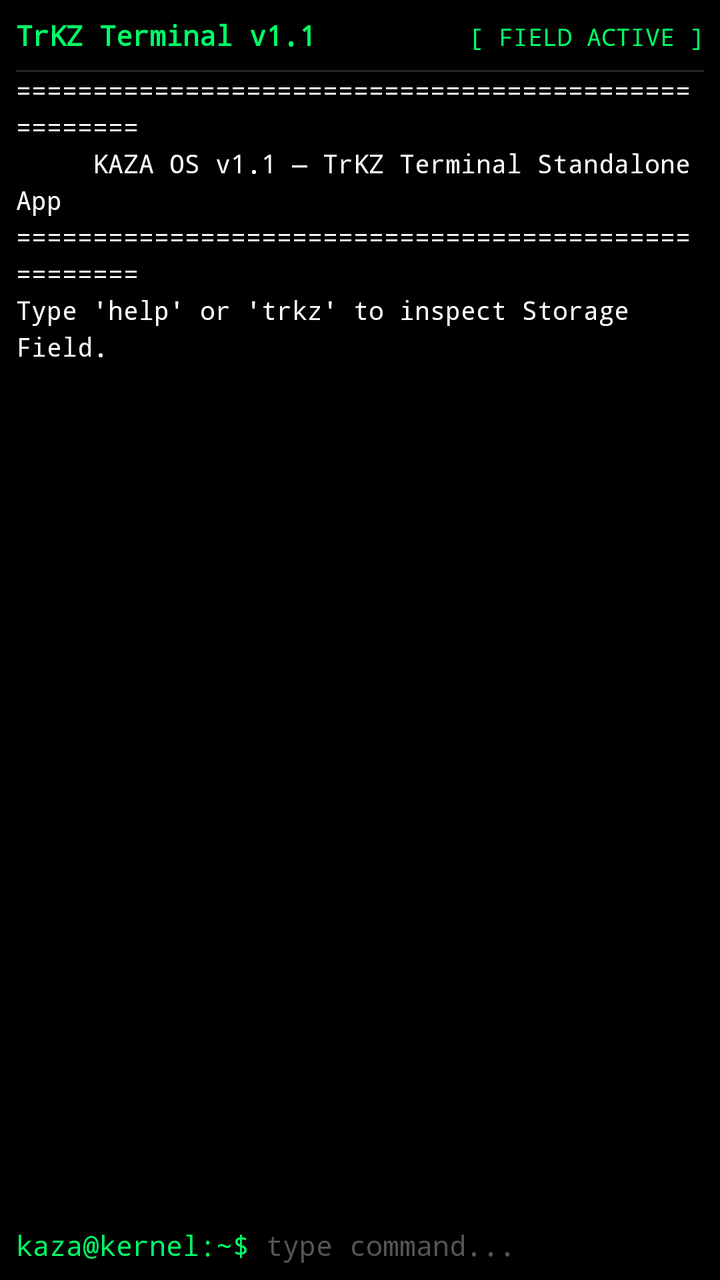
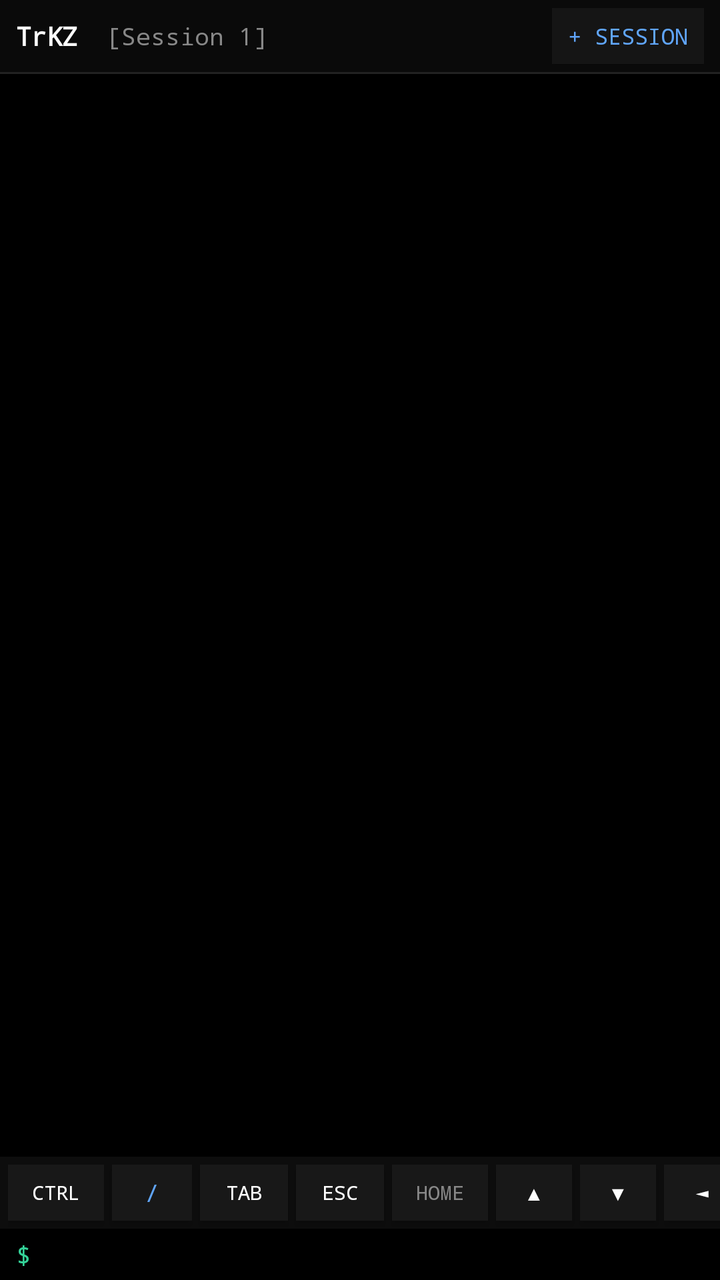

The first picture is an Android layout as it rendered before a commit; the second is the same layout after the commit. The layout source and the unified diff follow.
<!-- AndroidManifest.xml: application theme Theme.TrKZ -->
<!-- res/layout/activity_trkz.xml -->
<?xml version="1.0" encoding="utf-8"?>
<RelativeLayout xmlns:android="http://schemas.android.com/apk/res/android"
    android:layout_width="match_parent"
    android:layout_height="match_parent"
    android:background="#000000"
    android:padding="8dp">

    
    <LinearLayout
        android:id="@+id/headerLayout"
        android:layout_width="match_parent"
        android:layout_height="wrap_content"
        android:orientation="horizontal"
        android:paddingBottom="8dp"
        android:layout_alignParentTop="true">

        <TextView
            android:layout_width="0dp"
            android:layout_height="wrap_content"
            android:layout_weight="1"
            android:text="TrKZ Terminal v1.1"
            android:textColor="#00FF66"
            android:textStyle="bold"
            android:fontFamily="monospace"
            android:textSize="14sp" />

        <TextView
            android:layout_width="wrap_content"
            android:layout_height="wrap_content"
            android:text="[ FIELD ACTIVE ]"
            android:textColor="#00FF66"
            android:fontFamily="monospace"
            android:textSize="12sp" />
    </LinearLayout>

    <View
        android:id="@+id/divider"
        android:layout_width="match_parent"
        android:layout_height="1dp"
        android:background="#222222"
        android:layout_below="@id/headerLayout" />

    
    <ScrollView
        android:id="@+id/scrollConsole"
        android:layout_width="match_parent"
        android:layout_height="match_parent"
        android:layout_below="@id/divider"
        android:layout_above="@+id/inputLayout"
        android:fillViewport="true">

        <TextView
            android:id="@+id/txtConsole"
            android:layout_width="match_parent"
            android:layout_height="wrap_content"
            android:text="====================================================\n     KAZA OS v1.1 — TrKZ Terminal Standalone App    \n====================================================\nType 'help' or 'trkz' to inspect Storage Field.\n\n"
            android:textColor="#FFFFFF"
            android:fontFamily="monospace"
            android:textSize="13sp"
            android:lineSpacingExtra="3dp" />
    </ScrollView>

    
    <LinearLayout
        android:id="@+id/inputLayout"
        android:layout_width="match_parent"
        android:layout_height="wrap_content"
        android:orientation="horizontal"
        android:layout_alignParentBottom="true"
        android:paddingTop="6dp">

        <TextView
            android:layout_width="wrap_content"
            android:layout_height="wrap_content"
            android:text="kaza@kernel:~$ "
            android:textColor="#00FF66"
            android:fontFamily="monospace"
            android:textSize="14sp" />

        <EditText
            android:id="@+id/edtCommand"
            android:layout_width="match_parent"
            android:layout_height="wrap_content"
            android:background="@null"
            android:hint="type command..."
            android:textColorHint="#555555"
            android:textColor="#FFFFFF"
            android:fontFamily="monospace"
            android:inputType="textNoSuggestions"
            android:imeOptions="actionSend"
            android:textSize="14sp" />
    </LinearLayout>

</RelativeLayout>
<!-- resources referenced by this layout -->
<resources>
  <style name="Theme.TrKZ" parent="Theme.AppCompat.Light.NoActionBar">
          <item name="android:windowBackground">#000000</item>
          <item name="android:statusBarColor">#000000</item>
          <item name="android:navigationBarColor">#000000</item>
      </style>
</resources>

<!-- the commit's change to res/layout/activity_trkz.xml (unified diff, before → after) -->
@@ -1,64 +1,114 @@
 <?xml version="1.0" encoding="utf-8"?>
 <RelativeLayout xmlns:android="http://schemas.android.com/apk/res/android"
+    android:id="@+id/mainLayout"
     android:layout_width="match_parent"
     android:layout_height="match_parent"
     android:background="#000000"
-    android:padding="8dp">
+    android:focusable="true"
+    android:clickable="true">
 
     
     <LinearLayout
-        android:id="@+id/headerLayout"
+        android:id="@+id/topBar"
         android:layout_width="match_parent"
-        android:layout_height="wrap_content"
+        android:layout_height="36dp"
+        android:background="#0a0a0a"
         android:orientation="horizontal"
-        android:paddingBottom="8dp"
+        android:paddingHorizontal="8dp"
+        android:gravity="center_vertical"
         android:layout_alignParentTop="true">
 
         <TextView
+            android:id="@+id/txtAppTitle"
+            android:layout_width="wrap_content"
+            android:layout_height="wrap_content"
+            android:text="TrKZ"
+            android:textColor="#ffffff"
+            android:textStyle="bold"
+            android:fontFamily="monospace"
+            android:textSize="13sp" />
+
+        <TextView
+            android:id="@+id/txtSessionTag"
             android:layout_width="0dp"
             android:layout_height="wrap_content"
             android:layout_weight="1"
-            android:text="TrKZ Terminal v1.1"
-            android:textColor="#00FF66"
-            android:textStyle="bold"
-            android:fontFamily="monospace"
-            android:textSize="14sp" />
-
-        <TextView
-            android:layout_width="wrap_content"
-            android:layout_height="wrap_content"
-            android:text="[ FIELD ACTIVE ]"
-            android:textColor="#00FF66"
+            android:text="  [Session 1]"
+            android:textColor="#888888"
             android:fontFamily="monospace"
             android:textSize="12sp" />
+
+        <Button
+            android:id="@+id/btnNewSession"
+            android:layout_width="wrap_content"
+            android:layout_height="28dp"
+            android:background="#151515"
+            android:text="+ Session"
+            android:textColor="#60a5fa"
+            android:fontFamily="monospace"
+            android:textSize="11sp"
+            android:paddingHorizontal="8dp"
+            android:minWidth="0dp"
+            android:minHeight="0dp" />
     </LinearLayout>
 
     <View
-        android:id="@+id/divider"
+        android:id="@+id/topDivider"
         android:layout_width="match_parent"
         android:layout_height="1dp"
         android:background="#222222"
-        android:layout_below="@id/headerLayout" />
+        android:layout_below="@id/topBar" />
 
     
     <ScrollView
         android:id="@+id/scrollConsole"
         android:layout_width="match_parent"
         android:layout_height="match_parent"
-        android:layout_below="@id/divider"
-        android:layout_above="@+id/inputLayout"
-        android:fillViewport="true">
+        android:layout_below="@id/topDivider"
+        android:layout_above="@+id/extraKeysScroll"
+        android:fillViewport="true"
+        android:padding="8dp">
 
         <TextView
             android:id="@+id/txtConsole"
             android:layout_width="match_parent"
             android:layout_height="wrap_content"
-            android:text="====================================================\n     KAZA OS v1.1 — TrKZ Terminal Standalone App    \n====================================================\nType 'help' or 'trkz' to inspect Storage Field.\n\n"
-            android:textColor="#FFFFFF"
+            android:textColor="#ffffff"
             android:fontFamily="monospace"
             android:textSize="13sp"
-            android:lineSpacingExtra="3dp" />
+            android:lineSpacingExtra="2dp" />
     </ScrollView>
+
+    
+    <HorizontalScrollView
+        android:id="@+id/extraKeysScroll"
+        android:layout_width="match_parent"
+        android:layout_height="36dp"
+        android:background="#0d0d0d"
+        android:layout_above="@+id/inputLayout"
+        android:scrollbars="none">
+
+        <LinearLayout
+            android:id="@+id/extraKeysLayout"
+            android:layout_width="wrap_content"
+            android:layout_height="match_parent"
+            android:orientation="horizontal"
+            android:paddingHorizontal="4dp"
+            android:gravity="center_vertical">
+
+            <Button android:id="@+id/keyCtrl" android:layout_width="48dp" android:layout_height="28dp" android:text="CTRL" android:textColor="#ffffff" android:textSize="10sp" android:background="#181818" android:fontFamily="monospace" android:layout_marginEnd="4dp" />
+            <Button android:id="@+id/keySlash" android:layout_width="40dp" android:layout_height="28dp" android:text="/" android:textColor="#60a5fa" android:textSize="12sp" android:background="#181818" android:fontFamily="monospace" android:layout_marginEnd="4dp" />
+            <Button android:id="@+id/keyTab" android:layout_width="44dp" android:layout_height="28dp" android:text="TAB" android:textColor="#ffffff" android:textSize="10sp" android:background="#181818" android:fontFamily="monospace" android:layout_marginEnd="4dp" />
+            <Button android:id="@+id/keyEsc" android:layout_width="44dp" android:layout_height="28dp" android:text="ESC" android:textColor="#ffffff" android:textSize="10sp" android:background="#181818" android:fontFamily="monospace" android:layout_marginEnd="4dp" />
+            <Button android:id="@+id/keyHome" android:layout_width="48dp" android:layout_height="28dp" android:text="HOME" android:textColor="#888888" android:textSize="10sp" android:background="#181818" android:fontFamily="monospace" android:layout_marginEnd="4dp" />
+            <Button android:id="@+id/keyUp" android:layout_width="38dp" android:layout_height="28dp" android:text="▲" android:textColor="#ffffff" android:textSize="10sp" android:background="#181818" android:fontFamily="monospace" android:layout_marginEnd="4dp" />
+            <Button android:id="@+id/keyDown" android:layout_width="38dp" android:layout_height="28dp" android:text="▼" android:textColor="#ffffff" android:textSize="10sp" android:background="#181818" android:fontFamily="monospace" android:layout_marginEnd="4dp" />
+            <Button android:id="@+id/keyLeft" android:layout_width="38dp" android:layout_height="28dp" android:text="◄" android:textColor="#ffffff" android:textSize="10sp" android:background="#181818" android:fontFamily="monospace" android:layout_marginEnd="4dp" />
+            <Button android:id="@+id/keyRight" android:layout_width="38dp" android:layout_height="28dp" android:text="►" android:textColor="#ffffff" android:textSize="10sp" android:background="#181818" android:fontFamily="monospace" android:layout_marginEnd="4dp" />
+            <Button android:id="@+id/keyPgUp" android:layout_width="48dp" android:layout_height="28dp" android:text="PGUP" android:textColor="#888888" android:textSize="10sp" android:background="#181818" android:fontFamily="monospace" android:layout_marginEnd="4dp" />
+            <Button android:id="@+id/keyPgDn" android:layout_width="48dp" android:layout_height="28dp" android:text="PGDN" android:textColor="#888888" android:textSize="10sp" android:background="#181818" android:fontFamily="monospace" />
+        </LinearLayout>
+    </HorizontalScrollView>
 
     
     <LinearLayout
@@ -67,28 +117,29 @@
         android:layout_height="wrap_content"
         android:orientation="horizontal"
         android:layout_alignParentBottom="true"
-        android:paddingTop="6dp">
+        android:background="#000000"
+        android:paddingHorizontal="8dp"
+        android:paddingVertical="4dp">
 
         <TextView
+            android:id="@+id/txtPrompt"
             android:layout_width="wrap_content"
             android:layout_height="wrap_content"
-            android:text="kaza@kernel:~$ "
-            android:textColor="#00FF66"
+            android:text="$ "
+            android:textColor="#34d399"
             android:fontFamily="monospace"
-            android:textSize="14sp" />
+            android:textSize="13sp" />
 
         <EditText
             android:id="@+id/edtCommand"
             android:layout_width="match_parent"
             android:layout_height="wrap_content"
             android:background="@null"
-            android:hint="type command..."
-            android:textColorHint="#555555"
-            android:textColor="#FFFFFF"
+            android:textColor="#ffffff"
             android:fontFamily="monospace"
             android:inputType="textNoSuggestions"
             android:imeOptions="actionSend"
-            android:textSize="14sp" />
+            android:textSize="13sp" />
     </LinearLayout>
 
 </RelativeLayout>
